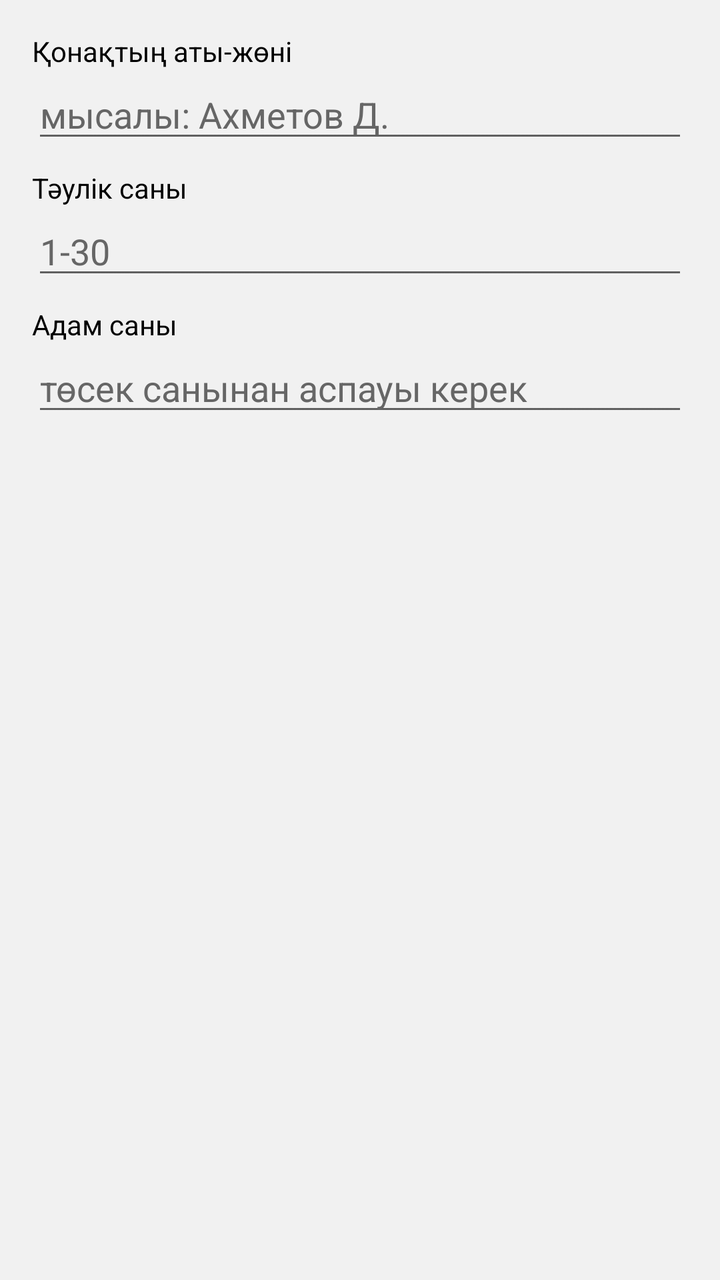
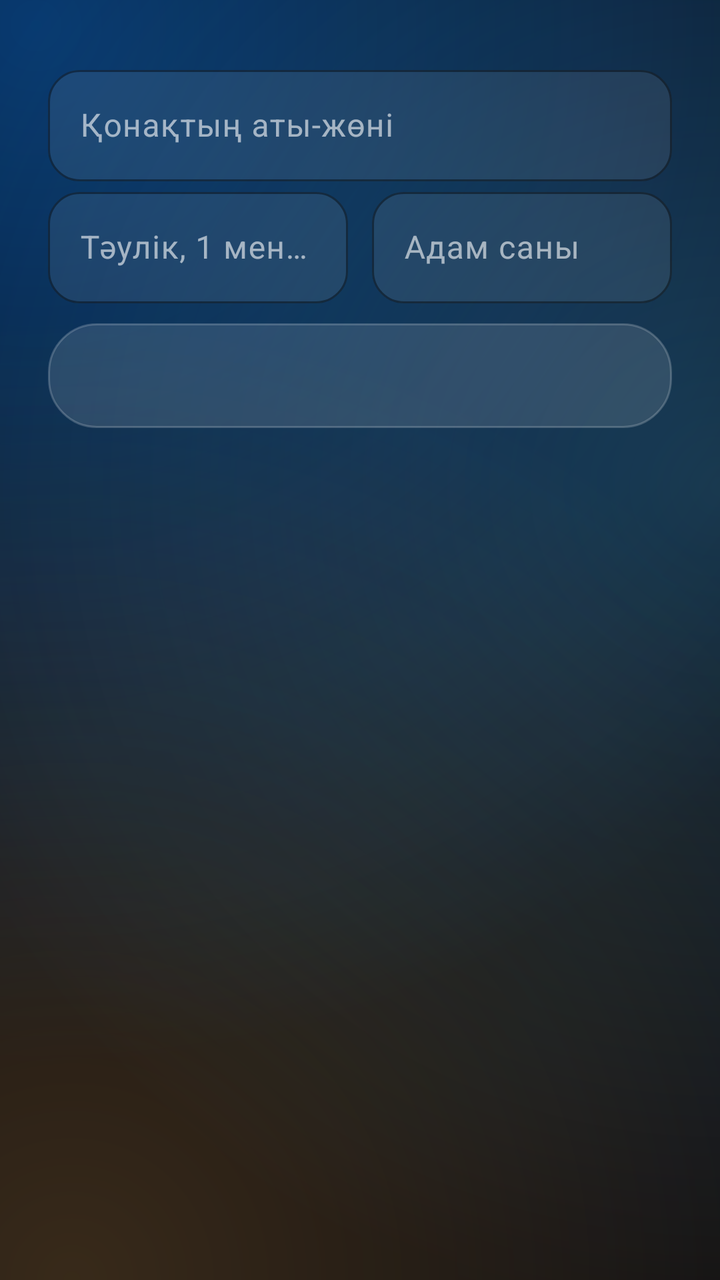

Compare the two renders of this Android layout. The source of the first and the diff that turns it into the second are given below.
<!-- AndroidManifest.xml: application theme Theme.Hotel -->
<!-- res/layout/dialog_booking.xml -->
<?xml version="1.0" encoding="utf-8"?>
<LinearLayout xmlns:android="http://schemas.android.com/apk/res/android"
    android:layout_width="match_parent"
    android:layout_height="wrap_content"
    android:orientation="vertical"
    android:padding="16dp">

    <TextView
        android:layout_width="match_parent"
        android:layout_height="wrap_content"
        android:text="Қонақтың аты-жөні"
        android:textColor="@color/black"
        android:textSize="14sp" />

    <EditText
        android:id="@+id/editGuest"
        android:layout_width="match_parent"
        android:layout_height="wrap_content"
        android:hint="мысалы: Ахметов Д."
        android:importantForAutofill="no"
        android:inputType="text|textNoSuggestions"
        android:textColor="@color/black"
        android:textColorHint="@color/text_second" />

    <TextView
        android:layout_width="match_parent"
        android:layout_height="wrap_content"
        android:layout_marginTop="8dp"
        android:text="Тәулік саны"
        android:textColor="@color/black"
        android:textSize="14sp" />

    <EditText
        android:id="@+id/editNights"
        android:layout_width="match_parent"
        android:layout_height="wrap_content"
        android:hint="1-30"
        android:importantForAutofill="no"
        android:inputType="number"
        android:textColor="@color/black"
        android:textColorHint="@color/text_second" />

    <TextView
        android:layout_width="match_parent"
        android:layout_height="wrap_content"
        android:layout_marginTop="8dp"
        android:text="Адам саны"
        android:textColor="@color/black"
        android:textSize="14sp" />

    <EditText
        android:id="@+id/editPersons"
        android:layout_width="match_parent"
        android:layout_height="wrap_content"
        android:hint="төсек санынан аспауы керек"
        android:importantForAutofill="no"
        android:inputType="number"
        android:textColor="@color/black"
        android:textColorHint="@color/text_second" />

    <TextView
        android:id="@+id/txtPriceInfo"
        android:layout_width="match_parent"
        android:layout_height="wrap_content"
        android:layout_marginTop="10dp"
        android:textColor="@color/text_second"
        android:textSize="12sp" />
</LinearLayout>
<!-- resources referenced by this layout -->
<resources>
  <color name="black">#FF000000</color>
  <color name="text_second">#FF666666</color>
  <style name="Theme.Hotel" parent="Theme.AppCompat.Light.NoActionBar">
          <item name="colorPrimary">@color/primary</item>
          <item name="colorPrimaryDark">@color/primary_dark</item>
          <item name="colorAccent">@color/accent</item>
          <item name="android:windowBackground">@color/screen</item>
      </style>
  <color name="primary">#FF4E342E</color>
  <color name="primary_dark">#FF3E2723</color>
  <color name="accent">#FF00796B</color>
  <color name="screen">#FFF1F1F1</color>
</resources>

<!-- the commit's change to res/layout/dialog_booking.xml (unified diff, before → after) -->
@@ -3,66 +3,77 @@
     android:layout_width="match_parent"
     android:layout_height="wrap_content"
     android:orientation="vertical"
-    android:padding="16dp">
+    android:paddingStart="24dp"
+    android:paddingTop="4dp"
+    android:paddingEnd="24dp">
 
     <TextView
+        android:id="@+id/txtPriceInfo"
+        style="@style/Text.Hotel.Caption"
         android:layout_width="match_parent"
-        android:layout_height="wrap_content"
-        android:text="Қонақтың аты-жөні"
-        android:textColor="@color/black"
-        android:textSize="14sp" />
+        android:layout_height="wrap_content" />
 
-    <EditText
-        android:id="@+id/editGuest"
-        android:layout_width="match_parent"
-        android:layout_height="wrap_content"
-        android:hint="мысалы: Ахметов Д."
-        android:importantForAutofill="no"
-        android:inputType="text|textNoSuggestions"
-        android:textColor="@color/black"
-        android:textColorHint="@color/text_second" />
-
-    <TextView
+    <com.google.android.material.textfield.TextInputLayout
+        style="@style/Widget.Hotel.Input"
         android:layout_width="match_parent"
         android:layout_height="wrap_content"
         android:layout_marginTop="8dp"
-        android:text="Тәулік саны"
-        android:textColor="@color/black"
-        android:textSize="14sp" />
+        android:hint="Қонақтың аты-жөні">
 
-    <EditText
-        android:id="@+id/editNights"
+        <com.google.android.material.textfield.TextInputEditText
+            android:id="@+id/editGuest"
+            android:layout_width="match_parent"
+            android:layout_height="wrap_content"
+            android:importantForAutofill="no"
+            android:inputType="textPersonName|textCapWords" />
+    </com.google.android.material.textfield.TextInputLayout>
+
+    <LinearLayout
         android:layout_width="match_parent"
         android:layout_height="wrap_content"
-        android:hint="1-30"
-        android:importantForAutofill="no"
-        android:inputType="number"
-        android:textColor="@color/black"
-        android:textColorHint="@color/text_second" />
+        android:orientation="horizontal">
 
+        <com.google.android.material.textfield.TextInputLayout
+            style="@style/Widget.Hotel.Input"
+            android:layout_width="0dp"
+            android:layout_height="wrap_content"
+            android:layout_marginEnd="12dp"
+            android:layout_weight="1"
+            android:hint="Тәулік, 1 мен 30">
+
+            <com.google.android.material.textfield.TextInputEditText
+                android:id="@+id/editNights"
+                android:layout_width="match_parent"
+                android:layout_height="wrap_content"
+                android:importantForAutofill="no"
+                android:inputType="number" />
+        </com.google.android.material.textfield.TextInputLayout>
+
+        <com.google.android.material.textfield.TextInputLayout
+            style="@style/Widget.Hotel.Input"
+            android:layout_width="0dp"
+            android:layout_height="wrap_content"
+            android:layout_weight="1"
+            android:hint="Адам саны">
+
+            <com.google.android.material.textfield.TextInputEditText
+                android:id="@+id/editPersons"
+                android:layout_width="match_parent"
+                android:layout_height="wrap_content"
+                android:importantForAutofill="no"
+                android:inputType="number" />
+        </com.google.android.material.textfield.TextInputLayout>
+    </LinearLayout>
+
+    
     <TextView
-        android:layout_width="match_parent"
-        android:layout_height="wrap_content"
-        android:layout_marginTop="8dp"
-        android:text="Адам саны"
-        android:textColor="@color/black"
-        android:textSize="14sp" />
-
-    <EditText
-        android:id="@+id/editPersons"
-        android:layout_width="match_parent"
-        android:layout_height="wrap_content"
-        android:hint="төсек санынан аспауы керек"
-        android:importantForAutofill="no"
-        android:inputType="number"
-        android:textColor="@color/black"
-        android:textColorHint="@color/text_second" />
-
-    <TextView
-        android:id="@+id/txtPriceInfo"
+        android:id="@+id/txtCostPreview"
+        style="@style/Text.Hotel.Serif"
         android:layout_width="match_parent"
         android:layout_height="wrap_content"
         android:layout_marginTop="10dp"
-        android:textColor="@color/text_second"
-        android:textSize="12sp" />
+        android:layout_marginBottom="4dp"
+        android:background="@drawable/bg_stock"
+        android:padding="14dp"
+        android:textSize="18sp" />
 </LinearLayout>
<!-- resource entries referenced after the edit -->
@@ -1,16 +1,146 @@
 <!-- resources referenced by this layout -->
 <resources>
-  <color name="black">#FF000000</color>
-  <color name="text_second">#FF666666</color>
-  <style name="Theme.Hotel" parent="Theme.AppCompat.Light.NoActionBar">
-          <item name="colorPrimary">@color/primary</item>
-          <item name="colorPrimaryDark">@color/primary_dark</item>
-          <item name="colorAccent">@color/accent</item>
-          <item name="android:windowBackground">@color/screen</item>
+  <!-- drawable bg_stock (drawable) -->
+  <?xml version="1.0" encoding="utf-8"?>
+  <shape xmlns:android="http://schemas.android.com/apk/res/android" android:shape="rectangle">
+      <solid android:color="@color/card" />
+      <stroke android:width="1dp" android:color="@color/card_edge" />
+      <corners android:radius="24dp" />
+  </shape>
+  <style name="Text.Hotel.Caption" parent="TextAppearance.Material3.BodySmall">
+          <item name="android:textColor">@color/muted</item>
+          <item name="android:textSize">13sp</item>
       </style>
-  <color name="primary">#FF4E342E</color>
-  <color name="primary_dark">#FF3E2723</color>
-  <color name="accent">#FF00796B</color>
-  <color name="screen">#FFF1F1F1</color>
+  <style name="Text.Hotel.Serif" parent="TextAppearance.Material3.TitleMedium">
+          <item name="android:fontFamily">sans-serif-medium</item>
+          <item name="fontFamily">sans-serif-medium</item>
+          <item name="android:textFontWeight">600</item>
+          <item name="android:letterSpacing">-0.01</item>
+          <item name="android:textColor">@color/ink</item>
+      </style>
+  <style name="Widget.Hotel.Input" parent="Widget.Material3.TextInputLayout.OutlinedBox">
+          <item name="boxBackgroundColor">@color/paper_2</item>
+          <item name="boxStrokeColor">@color/accent_2</item>
+          <item name="boxStrokeWidth">1dp</item>
+          <item name="boxStrokeWidthFocused">2dp</item>
+          <item name="hintTextColor">@color/accent_2</item>
+          <item name="android:textColorHint">@color/muted</item>
+          <item name="boxCornerRadiusTopStart">16dp</item>
+          <item name="boxCornerRadiusTopEnd">16dp</item>
+          <item name="boxCornerRadiusBottomStart">16dp</item>
+          <item name="boxCornerRadiusBottomEnd">16dp</item>
+      </style>
+  <style name="Theme.Hotel" parent="Theme.Material3.Dark.NoActionBar">
+          <item name="colorPrimary">@color/accent</item>
+          <item name="colorOnPrimary">@color/accent_ink</item>
+          <item name="colorPrimaryContainer">@color/sheet</item>
+          <item name="colorOnPrimaryContainer">@color/ink</item>
+          <item name="colorSecondary">@color/accent_2</item>
+          <item name="colorOnSecondary">@color/paper</item>
+          <item name="colorSecondaryContainer">@color/sheet</item>
+          <item name="colorOnSecondaryContainer">@color/ink</item>
+          <item name="colorSurface">@color/sheet</item>
+          <item name="colorOnSurface">@color/ink</item>
+          <item name="colorOnSurfaceVariant">@color/muted</item>
+          <item name="colorSurfaceContainerHigh">@color/sheet</item>
+          <item name="colorOutline">@color/card_edge</item>
+          <item name="colorOutlineVariant">@color/rule</item>
+          <item name="colorError">@color/warn</item>
+          <item name="colorControlActivated">@color/accent_2</item>
+          <item name="android:statusBarColor">@android:color/transparent</item>
+          <item name="android:navigationBarColor">@android:color/transparent</item>
+          <item name="android:windowLightStatusBar">false</item>
+          <item name="android:windowLightNavigationBar">false</item>
+          <item name="android:windowBackground">@drawable/bg_screen</item>
+          <item name="android:textColorPrimary">@color/ink</item>
+          <item name="android:textColorSecondary">@color/muted</item>
+          <item name="materialAlertDialogTheme">@style/ThemeOverlay.Hotel.Dialog</item>
+          <item name="alertDialogTheme">@style/ThemeOverlay.Hotel.AlertDialog</item>
+      </style>
+  <color name="card">#1FFFFFFF</color>
+  <color name="card_edge">#33FFFFFF</color>
+  <color name="muted">#99FFFFFF</color>
+  <color name="ink">#FFFFFFFF</color>
+  <color name="paper_2">#14FFFFFF</color>
+  <color name="accent_2">#FF64D2FF</color>
+  <color name="accent">#FF0A84FF</color>
+  <color name="accent_ink">#FFFFFFFF</color>
+  <color name="sheet">#FF1B2234</color>
+  <color name="paper">#FF05070F</color>
+  <color name="rule">#1FFFFFFF</color>
+  <color name="warn">#FFFF9A91</color>
+  <!-- drawable bg_screen (drawable) -->
+  <?xml version="1.0" encoding="utf-8"?>
+  <layer-list xmlns:android="http://schemas.android.com/apk/res/android">
+      <item>
+          <shape android:shape="rectangle">
+              <solid android:color="@color/paper" />
+          </shape>
+      </item>
+      <item>
+          <shape android:shape="rectangle">
+              <gradient
+                  android:centerX="0.05"
+                  android:centerY="0.02"
+                  android:endColor="#000A84FF"
+                  android:gradientRadius="520dp"
+                  android:startColor="#660A84FF"
+                  android:type="radial" />
+          </shape>
+      </item>
+      <item>
+          <shape android:shape="rectangle">
+              <gradient
+                  android:centerX="1.0"
+                  android:centerY="0.38"
+                  android:endColor="#0064D2FF"
+                  android:gradientRadius="420dp"
+                  android:startColor="#3364D2FF"
+                  android:type="radial" />
+          </shape>
+      </item>
+      <item>
+          <shape android:shape="rectangle">
+              <gradient
+                  android:centerX="0.1"
+                  android:centerY="1.0"
+                  android:endColor="#00FFB340"
+                  android:gradientRadius="480dp"
+                  android:startColor="#33FFB340"
+                  android:type="radial" />
+          </shape>
+      </item>
+  </layer-list>
+  <style name="ThemeOverlay.Hotel.Dialog" parent="ThemeOverlay.Material3.MaterialAlertDialog">
+          <item name="colorSurface">@color/sheet</item>
+          <item name="shapeAppearanceOverlay">@style/ShapeAppearance.Hotel.Round</item>
+          <item name="materialAlertDialogTitleTextStyle">@style/Text.Hotel.DialogTitle</item>
+      </style>
+  <style name="ThemeOverlay.Hotel.AlertDialog" parent="ThemeOverlay.Material3.Dialog.Alert">
+          <item name="android:windowBackground">@drawable/bg_dialog</item>
+          <item name="colorSurface">@color/sheet</item>
+          <item name="buttonBarButtonStyle">@style/Widget.Material3.Button.TextButton.Dialog</item>
+      </style>
+  <style name="ShapeAppearance.Hotel.Round" parent="">
+          <item name="cornerFamily">rounded</item>
+          <item name="cornerSize">28dp</item>
+      </style>
+  <style name="Text.Hotel.DialogTitle" parent="MaterialAlertDialog.Material3.Title.Text">
+          <item name="android:fontFamily">sans-serif</item>
+          <item name="fontFamily">sans-serif</item>
+          <item name="android:textFontWeight">700</item>
+          <item name="android:textColor">@color/ink</item>
+      </style>
+  <!-- drawable bg_dialog (drawable) -->
+  <?xml version="1.0" encoding="utf-8"?>
+  <inset xmlns:android="http://schemas.android.com/apk/res/android"
+      android:insetLeft="12dp"
+      android:insetRight="12dp">
+      <shape android:shape="rectangle">
+          <solid android:color="@color/sheet" />
+          <stroke android:width="1dp" android:color="@color/card_edge" />
+          <corners android:radius="28dp" />
+      </shape>
+  </inset>
 </resources>
 
